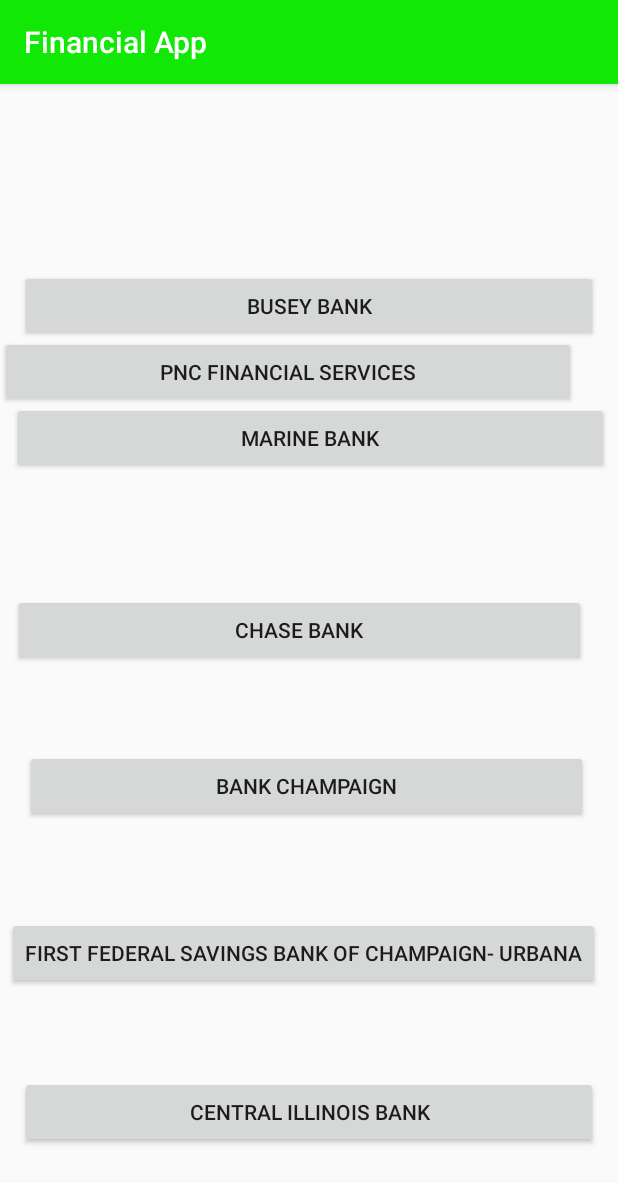
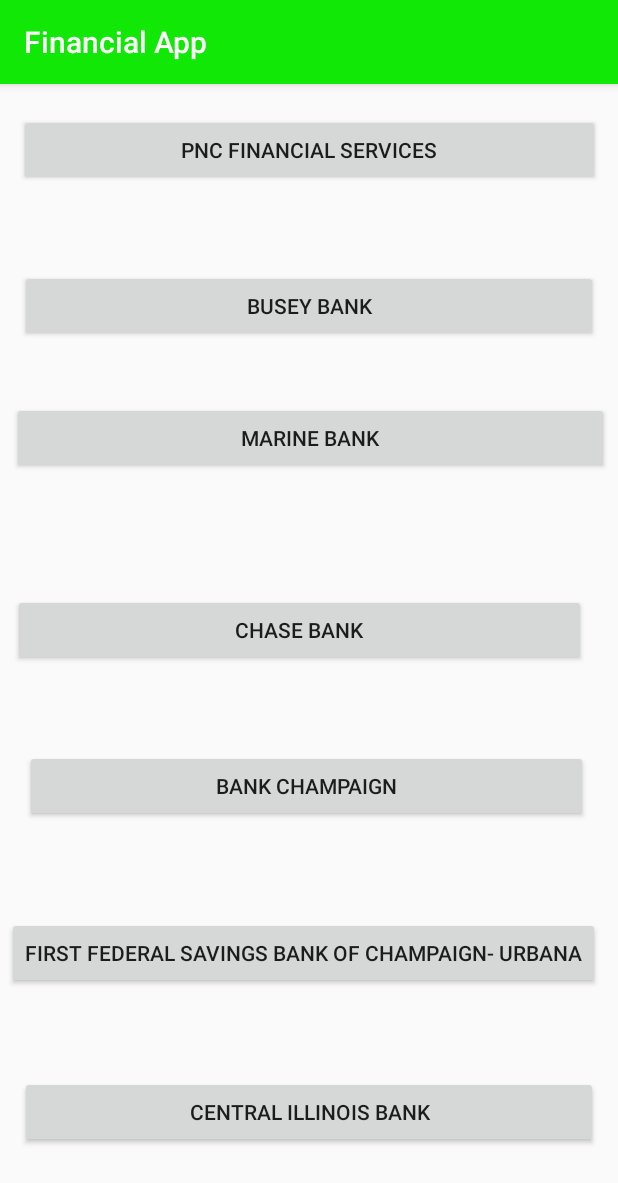
Before and after one commit to aarushi137/FinancialApp, an Android app: the Main2Activity screen opened directly, with no data from a screen before it, on a phone screen of 412 x 824 dp. Shown: the top 1183 px of the screen. Run offline under Robolectric (Android 15) with nearby library versions, the phone set to English and light mode, and no system bars.

```diff
--- a/app/src/main/res/layout/bank_buttons.xml
+++ b/app/src/main/res/layout/bank_buttons.xml
@@ -5,21 +5,6 @@
     android:layout_width="match_parent"
     android:layout_height="match_parent"
     tools:context=".Main2Activity">
-
-    <Button
-        android:id="@+id/button_pnc"
-        android:layout_width="384dp"
-        android:layout_height="wrap_content"
-        android:layout_marginEnd="8dp"
-        android:layout_marginRight="8dp"
-        android:layout_marginBottom="436dp"
-        android:text="@string/pnc_financial_services"
-        app:layout_constraintBottom_toBottomOf="parent"
-        app:layout_constraintEnd_toEndOf="parent"
-        app:layout_constraintHorizontal_bias="0.0"
-        app:layout_constraintStart_toStartOf="parent"
-        app:layout_constraintTop_toTopOf="parent"
-        app:layout_constraintVertical_bias="0.592" />
 
     <Button
         android:id="@+id/button_marine"
@@ -126,4 +111,21 @@
         app:layout_constraintTop_toTopOf="parent"
         app:layout_constraintVertical_bias="0.165" />
 
+    <Button
+        android:id="@+id/button_pnc"
+        android:layout_width="387dp"
+        android:layout_height="wrap_content"
+        android:layout_marginStart="8dp"
+        android:layout_marginLeft="8dp"
+        android:layout_marginTop="8dp"
+        android:layout_marginEnd="8dp"
+        android:layout_marginRight="8dp"
+        android:layout_marginBottom="8dp"
+        android:text="@string/pnc_financial_services"
+        app:layout_constraintBottom_toBottomOf="parent"
+        app:layout_constraintEnd_toEndOf="parent"
+        app:layout_constraintStart_toStartOf="parent"
+        app:layout_constraintTop_toTopOf="parent"
+        app:layout_constraintVertical_bias="0.017" />
+
 </android.support.constraint.ConstraintLayout>
```
